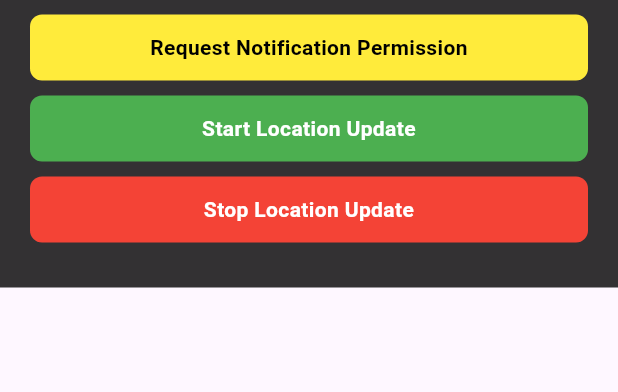
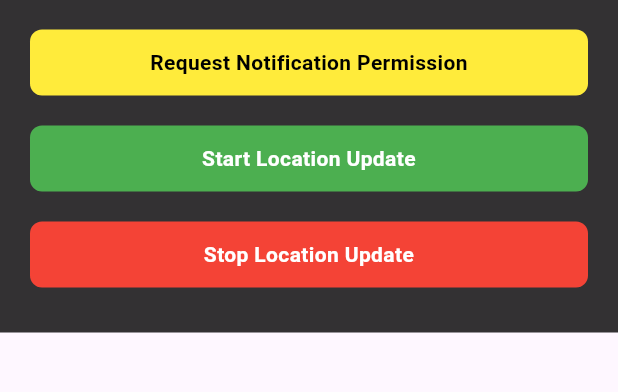
Before and after one commit to Aasathmani/location-permission, a Flutter app: the screen it shows after launch, on a phone screen of 412 x 824 dp, the part 224-616 px from its top. Run offline on Flutter 3.47's test engine with Material 3 defaults, Android fonts, the phone set to English and light mode, and no system bars; our stand-ins replace flutter_local_notifications, geolocator, permission_handler, shared_preferences; missing offline and left inert: dart:ffi.

Commit message:
small alignment change

```diff
--- a/lib/main.dart
+++ b/lib/main.dart
@@ -102,15 +102,15 @@ class _MyHomePageState extends State<MyHomePage> {
                       children: [
                         _getRequestLocationPermissionButton(context),
                         const SizedBox(
-                          height: 10,
+                          height: 20,
                         ),
                         _getRequestNotificationPermissionButton(context),
                         const SizedBox(
-                          height: 10,
+                          height: 20,
                         ),
                         _getStartLocationPermissionButton(context),
                         const SizedBox(
-                          height: 10,
+                          height: 20,
                         ),
                         _getStopLocationPermissionButton(context),
                         const SizedBox(
```
